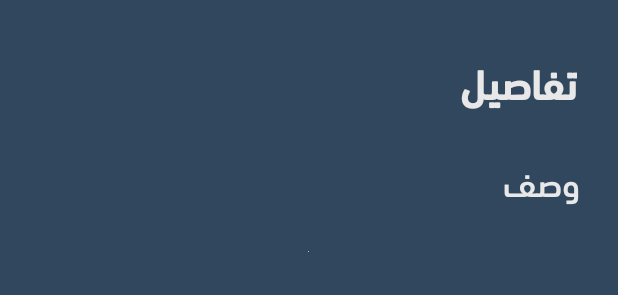
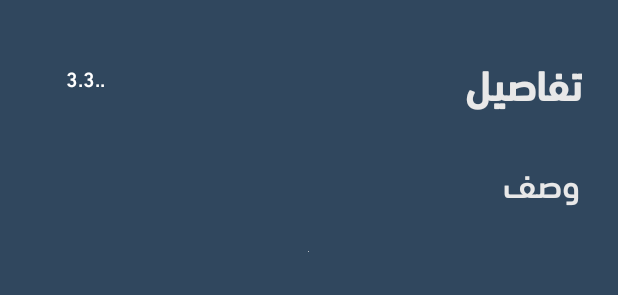
Before and after one commit to loai98/Nine11_2, an Android app: the layout activity_report_details.xml on its own in the app's theme, with its tools: preview values and no code run, on a phone screen of 412 x 824 dp. Shown: the top 295 px of the screen. Run offline under Robolectric (Android 15) with nearby library versions, the phone set to English and light mode, and no system bars.

Commit message:
it's done

```diff
--- a/app/src/main/AndroidManifest.xml
+++ b/app/src/main/AndroidManifest.xml
@@ -38,6 +38,7 @@
         <activity android:name=".NewReport" />
         <activity android:name=".Dashboard" />
         <activity android:name=".MyReports"/>
+        <activity android:name=".ReportDetails"/>
         <activity android:name=".MainActivity">
             <intent-filter>
                 <action android:name="android.intent.action.MAIN" />
--- a/app/src/main/java/com/example/nine11_2/MyReports.java
+++ b/app/src/main/java/com/example/nine11_2/MyReports.java
@@ -56,8 +56,10 @@ TextView myComplaintState;
        listener=new RecylclerViewClickListener() {
            @Override
            public void onClick(View view, int position) {
-               Toast.makeText(MyReports.this,keys.get(position), Toast.LENGTH_SHORT).show();
-           }
+               Intent intent = new Intent(MyReports.this , ReportDetails.class);
+               intent.putExtra("Key", keys.get(position));
+               intent.putExtra("Position", position);
+               startActivity(intent);           }
        };
         myComplaints=new ArrayList<>();
         recyclerView=findViewById(R.id.recyclerView);
--- a/app/src/main/res/layout/activity_report_details.xml
+++ b/app/src/main/res/layout/activity_report_details.xml
@@ -17,21 +17,24 @@
         android:layout_height="match_parent">
 
         <TextView
-            android:id="@+id/donationDetails_title"
+            android:id="@+id/reportDetails_title"
             android:layout_width="252dp"
             android:layout_height="wrap_content"
-            android:layout_marginTop="15dp"
-            android:layout_toStartOf="@id/donationDetails_date"
+            android:layout_alignParentTop="true"
+            android:layout_alignParentEnd="true"
+            android:layout_marginStart="10dp"
+            android:layout_marginTop="16dp"
+            android:layout_marginEnd="12dp"
             android:text="تفاصيل"
             android:textColor="@color/colorThre"
             android:textSize="28sp"
             android:textStyle="bold" />
 
         <TextView
-            android:id="@+id/donationDetails_description"
+            android:id="@+id/reportDetails_description"
             android:layout_width="wrap_content"
             android:layout_height="wrap_content"
-            android:layout_below="@+id/donationDetails_title"
+            android:layout_below="@+id/reportDetails_title"
             android:layout_alignParentEnd="true"
             android:layout_marginTop="19dp"
             android:layout_marginEnd="13dp"
@@ -41,7 +44,7 @@
             android:textSize="23sp" />
 
         <ImageView
-            android:id="@+id/donationDetails_image"
+            android:id="@+id/reportDetails_image"
             android:layout_width="wrap_content"
             android:layout_height="wrap_content"
             android:layout_alignParentTop="true"
@@ -52,19 +55,21 @@
             android:src="@drawable/white_rec_back" />
 
         <TextView
-            android:layout_marginTop="25dp"
-            android:layout_marginEnd="15dp"
-            android:layout_alignParentEnd="true"
-            android:id="@+id/donationDetails_date"
+            android:id="@+id/reportDetails_date"
             android:layout_width="wrap_content"
             android:layout_height="wrap_content"
-            />
+            android:layout_alignParentStart="true"
+            android:layout_alignParentTop="true"
+            android:layout_marginStart="32dp"
+            android:layout_marginTop="26dp"
+            android:text="3.3.."
+            android:textColor="@color/white" />
 
         <Button
             android:id="@+id/btnDelete"
             android:layout_width="match_parent"
             android:layout_height="60dp"
-            android:layout_below="@+id/donationDetails_image"
+            android:layout_below="@+id/reportDetails_image"
             android:layout_alignParentStart="true"
             android:layout_alignParentEnd="true"
             android:layout_marginTop="52dp"
```
Also changed, not shown: app/src/main/java/com/example/nine11_2/ReportDetails.java (+89 -1 lines), app/src/main/res/drawable/main_logo.jpeg (added).
